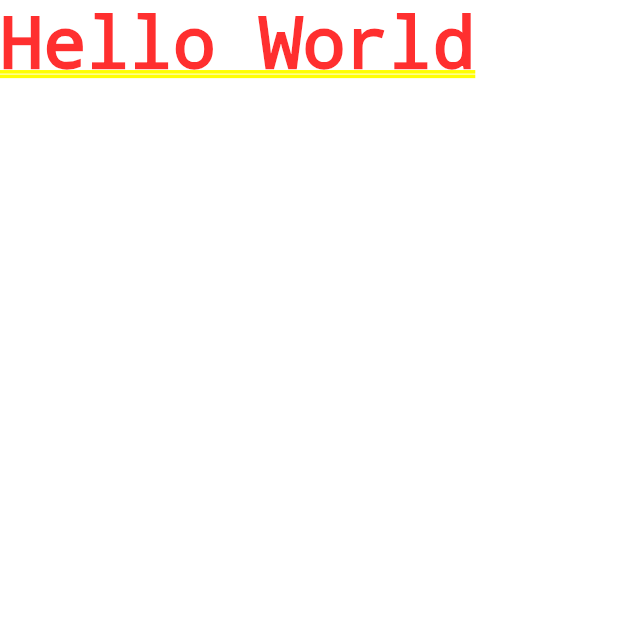
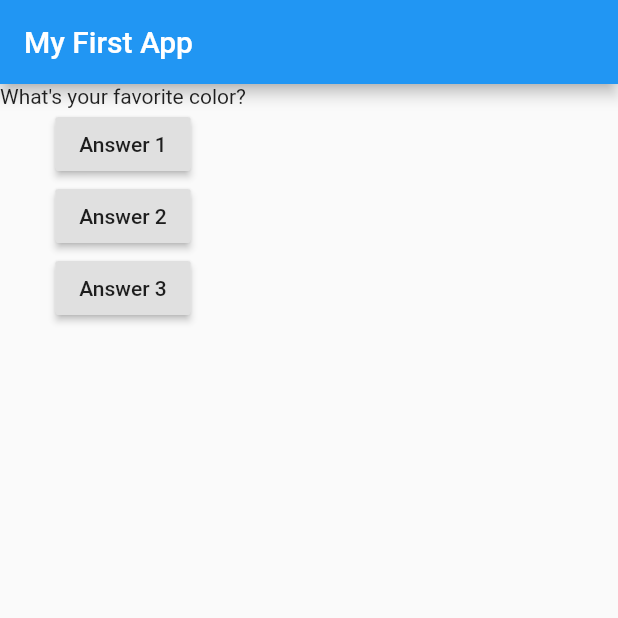
Before and after one commit to mauroef/flutter_complete_guide, a Flutter app: the screen it shows after launch, on a phone screen of 412 x 824 dp, the top half of it. Run offline on Flutter 3.47's test engine with Material 2 defaults, Android fonts, the phone set to English and light mode, and no system bars.

Commit message:
36. Updating Correctly with Stateful Widgets

```diff
--- a/lib/main.dart
+++ b/lib/main.dart
@@ -2,9 +2,51 @@ import 'package:flutter/material.dart';
 
 void main() => runApp(MyApp());
 
-class MyApp extends StatelessWidget {
+class MyApp extends StatefulWidget {
   @override
-  Widget build(BuildContext context) {
-    return MaterialApp(home: Text('Hello World'));
+  State<StatefulWidget> createState() {
+    return MyAppState();
   }
 }
+
+class MyAppState extends State<MyApp> {
+  var questionIndex = 0;
+
+  void answerQuestion(int index) {
+    //questionIndex = questionIndex < 2 ? questionIndex + 1 : questionIndex;
+    //print('Answer Question $index');
+    setState(() {
+      questionIndex = questionIndex < 1 ? questionIndex + 1 : 0;
+    });
+    print(questionIndex);
+  }
+
+  //@override
+  Widget build(BuildContext context) {
+    var questions = [
+      'What\'s your favorite color?',
+      'What\'s your favorite animal?'
+    ];
+
+    return MaterialApp(
+        home: Scaffold(
+            appBar: AppBar(
+              title: Text('My First App'),
+            ),
+            body: Column(children: <Widget>[
+              Text(questions[questionIndex]),
+              RaisedButton(
+                child: Text('Answer 1'),
+                onPressed: () => answerQuestion(1),
+              ),
+              RaisedButton(
+                child: Text('Answer 2'),
+                onPressed: () => answerQuestion(2),
+              ),
+              RaisedButton(
+                child: Text('Answer 3'),
+                onPressed: () => answerQuestion(3),
+              ),
+            ])));
+  }
+}
```
